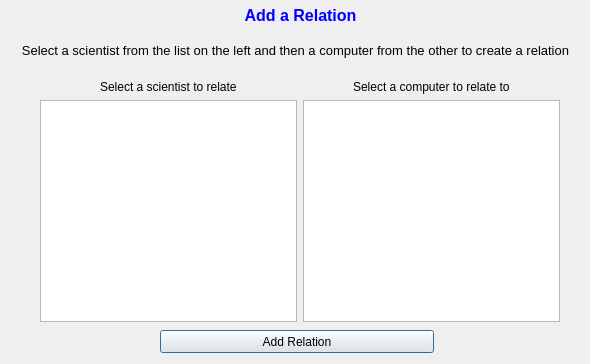
Above: Group36W3/ui/relations.ui from skulia15/Group36 before the change. Below: the same form after it.
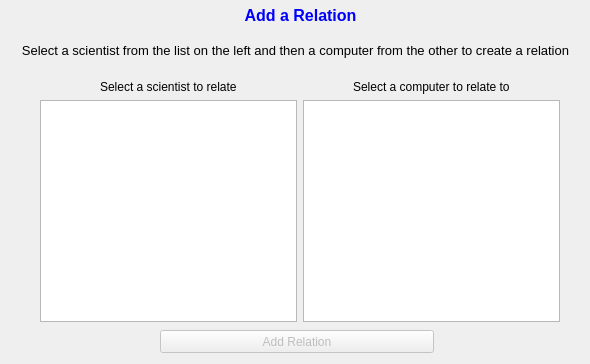
That is the form after the change.

Patch:
```diff
--- a/Group36W3/ui/relations.ui
+++ b/Group36W3/ui/relations.ui
@@ -14,6 +14,9 @@
    <string>Dialog</string>
   </property>
   <widget class="QPushButton" name="pushButton">
+   <property name="enabled">
+    <bool>false</bool>
+   </property>
    <property name="geometry">
     <rect>
      <x>160</x>
@@ -52,7 +55,7 @@
     <string>&lt;html&gt;&lt;head/&gt;&lt;body&gt;&lt;p align=&quot;center&quot;&gt;&lt;span style=&quot; font-size:10pt;&quot;&gt;Select a scientist from the list on the left and then a computer from the other to create a relation&lt;/span&gt;&lt;/p&gt;&lt;/body&gt;&lt;/html&gt;</string>
    </property>
   </widget>
-  <widget class="QWidget" name="">
+  <widget class="QWidget" name="layoutWidget">
    <property name="geometry">
     <rect>
      <x>40</x>
```
